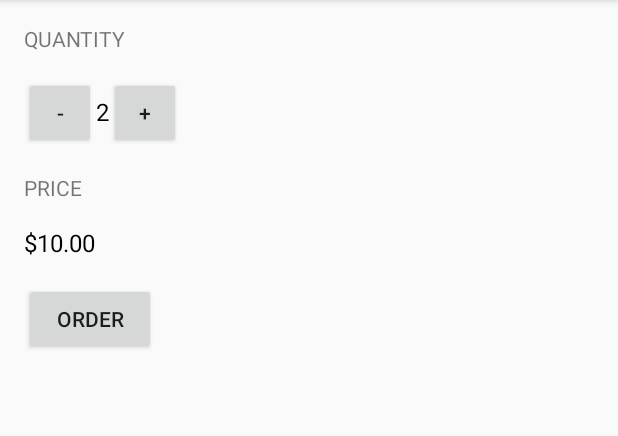
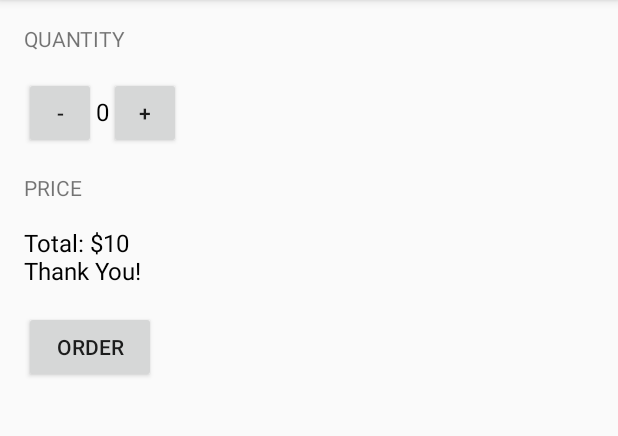
Before and after one commit to showcheap/iak-beginner-2, an Android app: the screen it shows after launch (MainActivity), after a tap on "ORDER", on a phone screen of 412 x 824 dp, the part 84-520 px from its top. Run offline under Robolectric (Android 15) with nearby library versions, the phone set to English and light mode, and no system bars.

Commit message:
Update Pricemessage dengan pesan

```diff
--- a/app/src/main/java/com/pringstudio/androidkejar2/MainActivity.java
+++ b/app/src/main/java/com/pringstudio/androidkejar2/MainActivity.java
@@ -22,12 +22,10 @@ public class MainActivity extends AppCompatActivity {
 
     // Membuat handler click tombol order
     public void submitOrder(View view){
+        int price = quantity * 5;
+        String priceMessage = "Total: $"+price+"\nThank You!";
 
-        // Panggil Fungsi saat tombol di klik
-        displayOrder(quantity);
-
-        // Panggil fungsi untuk menampilkan harga
-        displayPrice(quantity * 5);
+        displayMessage(priceMessage);
     }
 
     // Aksi untuk menampilkan order
@@ -44,14 +42,17 @@ public class MainActivity extends AppCompatActivity {
     }
 
     public void tambahOrder(View view){
-//        int quantity = 2;
         quantity = quantity + 1;
         displayOrder(quantity);
     }
 
     public void kurangiOrder(View view){
-//        int quantity = 3;
         quantity = quantity - 1;
         displayOrder(quantity);
     }
+
+    private void displayMessage(String message){
+        TextView priceText = (TextView) findViewById(R.id.text_price);
+        priceText.setText(message);
+    }
 }
```
